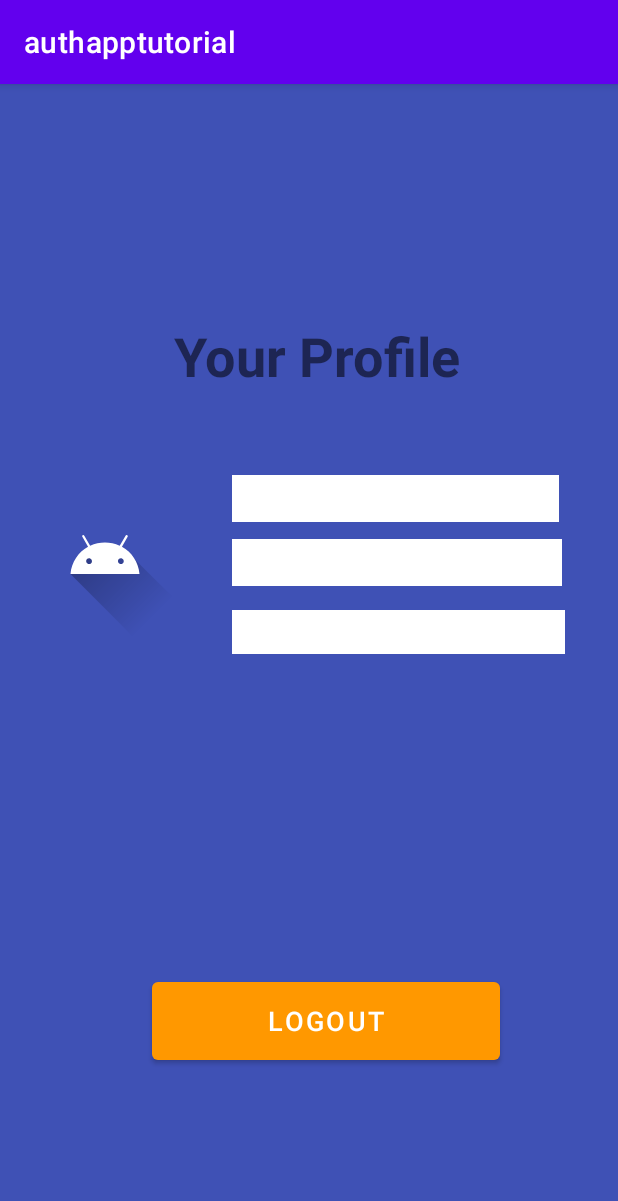
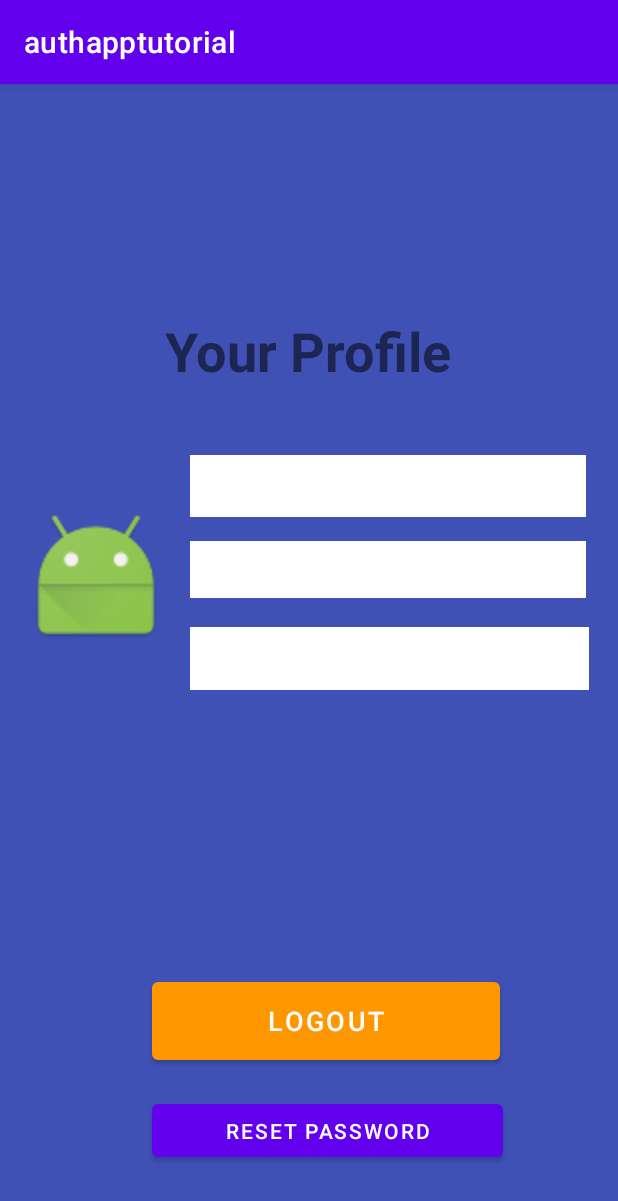
Before and after one commit to yongmei1/chara, an Android app: the screen it shows after launch (MainActivity), on a phone screen of 412 x 824 dp. Shown: the top 1201 px of the screen. Run offline under Robolectric (Android 15) with nearby library versions, the light colour scheme and no system bars; our stand-ins replace Firebase (no records; nobody signed in at launch, a user with empty details on screens opened directly); 2 statements that could not run were skipped.

Commit message:
ability to reset password when logged in - profile page feature

```diff
--- a/app/src/main/java/com/example/authapptutorial/MainActivity.java
+++ b/app/src/main/java/com/example/authapptutorial/MainActivity.java
@@ -1,34 +1,32 @@
 package com.example.authapptutorial;
 
-import androidx.annotation.NonNull;
-import androidx.annotation.Nullable;
+
 import androidx.appcompat.app.AppCompatActivity;
 
+import android.app.AlertDialog;
 import android.content.Intent;
 import android.os.Bundle;
 import android.util.Log;
 import android.view.View;
 import android.widget.Button;
+import android.widget.EditText;
 import android.widget.TextView;
 import android.widget.Toast;
 
-import com.google.android.gms.tasks.OnFailureListener;
-import com.google.android.gms.tasks.OnSuccessListener;
-import com.google.firebase.FirebaseApiNotAvailableException;
 import com.google.firebase.auth.FirebaseAuth;
 import com.google.firebase.auth.FirebaseUser;
 import com.google.firebase.firestore.DocumentReference;
-import com.google.firebase.firestore.DocumentSnapshot;
-import com.google.firebase.firestore.EventListener;
 import com.google.firebase.firestore.FirebaseFirestore;
-import com.google.firebase.firestore.FirebaseFirestoreException;
+
 
 public class MainActivity extends AppCompatActivity {
-    TextView fullName, email,phone, verifyMsg;
+    TextView fullName, email,phone, verifySMS;
     FirebaseAuth fAuth;
     FirebaseFirestore fStore;
     String userId;
-    Button resendCode;
+    Button sendCode;
+    Button resetPassLocal;
+    FirebaseUser user;
 
     @Override
     protected void onCreate(Bundle savedInstanceState) {
@@ -37,47 +35,53 @@ public class MainActivity extends AppCompatActivity {
         phone = findViewById(R.id.profilePhone);
         fullName = findViewById(R.id.profileName);
         email = findViewById(R.id.profileEmail);
+        resetPassLocal = findViewById(R.id.resetPassword);
 
-        resendCode = findViewById(R.id.resendCode);
-        verifyMsg = findViewById(R.id.verifyMsg);
+        sendCode = findViewById(R.id.resendCode);
+        verifySMS = findViewById(R.id.verifyMsg);
 
         fAuth = FirebaseAuth.getInstance();
         fStore =FirebaseFirestore.getInstance();
         userId = fAuth.getCurrentUser().getUid();
-        FirebaseUser user = fAuth.getCurrentUser();
+        user = fAuth.getCurrentUser();
+
         if(!user.isEmailVerified()){
-            verifyMsg.setVisibility(View.VISIBLE);
-            resendCode.setVisibility(View.VISIBLE);
+            verifySMS.setVisibility(View.VISIBLE);
+            sendCode.setVisibility(View.VISIBLE);
 
-            resendCode.setOnClickListener(new View.OnClickListener(){
-                @Override
-                public void onClick(final View v){
-                    user.sendEmailVerification().addOnSuccessListener(new OnSuccessListener<Void>() {
-                        @Override
-                        public void onSuccess(Void aVoid) {
-                            Toast.makeText(v.getContext(),"Verification Email Has Been Sent", Toast.LENGTH_SHORT).show();
-                        }
-                    }).addOnFailureListener(new OnFailureListener() {
-                        @Override
-                        public void onFailure(@NonNull Exception e) {
-                            Log.d("tag","onFailure: Email not sent " + e.getMessage() );
-                        }
-                    });
-                }
-            });
+            sendCode.setOnClickListener(v -> user.sendEmailVerification().addOnSuccessListener(aVoid -> Toast.makeText(v.getContext(),"Verification Email Has Been Sent", Toast.LENGTH_SHORT).show()).addOnFailureListener(e -> Log.d("tag","onFailure: Email not sent " + e.getMessage() )));
         }
 
         DocumentReference documentReference = fStore.collection("users").document(userId);
-        documentReference.addSnapshotListener(this, new EventListener<DocumentSnapshot>() {
-            @Override
-            public void onEvent(@Nullable DocumentSnapshot documentSnapshot, @Nullable FirebaseFirestoreException error) {
-                fullName.setText(documentSnapshot.getString("fName"));
-                email.setText(documentSnapshot.getString("email"));
-                phone.setText(documentSnapshot.getString("phone"));
-            }
+        documentReference.addSnapshotListener(this, (documentSnapshot, error) -> {
+            fullName.setText(documentSnapshot.getString("fName"));
+            email.setText(documentSnapshot.getString("email"));
+            phone.setText(documentSnapshot.getString("phone"));
         });
 
+        resetPassLocal.setOnClickListener(v -> {
+            final EditText resetPassword = new EditText(v.getContext());
+
+            final AlertDialog.Builder passwordResetDialog = new AlertDialog.Builder(v.getContext());
+            passwordResetDialog.setTitle("Reset Password");
+            passwordResetDialog.setMessage("Enter New Password > 6 characters long");
+            passwordResetDialog.setView(resetPassword);
+
+            passwordResetDialog.setPositiveButton("Yes", (dialog, which) -> {
+                //extract the email and send reset link
+                String newPassword = resetPassword.getText().toString();
+                user.updatePassword(newPassword).addOnSuccessListener(aVoid -> Toast.makeText(MainActivity.this,"Password Reset Succesfully", Toast.LENGTH_SHORT).show()).addOnFailureListener(e -> Toast.makeText(MainActivity.this, "Password reset failed", Toast.LENGTH_SHORT).show());
+
+            });
+
+            passwordResetDialog.setNegativeButton("No", (dialog, which) -> {
+                //closes dialog and returns to login page
+            });
+
+            passwordResetDialog.create().show();
+        });
     }
+
 
     public void logout(View view){
         FirebaseAuth.getInstance().signOut();  //logout
--- a/app/src/main/res/layout/activity_main.xml
+++ b/app/src/main/res/layout/activity_main.xml
@@ -2,6 +2,7 @@
 <androidx.constraintlayout.widget.ConstraintLayout xmlns:android="http://schemas.android.com/apk/res/android"
     xmlns:app="http://schemas.android.com/apk/res-auto"
     xmlns:tools="http://schemas.android.com/tools"
+    android:id="@+id/resetPasswordLocal"
     android:layout_width="match_parent"
     android:layout_height="match_parent"
     android:background="#3F51B5"
@@ -17,10 +18,10 @@
         android:textStyle="bold"
         app:layout_constraintBottom_toBottomOf="parent"
         app:layout_constraintEnd_toEndOf="parent"
-        app:layout_constraintHorizontal_bias="0.525"
+        app:layout_constraintHorizontal_bias="0.497"
         app:layout_constraintStart_toStartOf="parent"
         app:layout_constraintTop_toTopOf="parent"
-        app:layout_constraintVertical_bias="0.218" />
+        app:layout_constraintVertical_bias="0.213" />
 
     <Button
         android:id="@+id/button"
@@ -39,59 +40,47 @@
         app:layout_constraintTop_toTopOf="parent"
         app:layout_constraintVertical_bias="0.842" />
 
-    <ImageView
-        android:id="@+id/imageView2"
-        android:layout_width="wrap_content"
-        android:layout_height="wrap_content"
-        app:layout_constraintBottom_toBottomOf="parent"
-        app:layout_constraintEnd_toEndOf="parent"
-        app:layout_constraintHorizontal_bias="0.052"
-        app:layout_constraintStart_toStartOf="parent"
-        app:layout_constraintTop_toTopOf="parent"
-        app:layout_constraintVertical_bias="0.398"
-        app:srcCompat="@drawable/ic_launcher_foreground" />
-
     <TextView
         android:id="@+id/profileName"
-        android:layout_width="218dp"
-        android:layout_height="31dp"
+        android:layout_width="264dp"
+        android:layout_height="41dp"
         android:background="#FFFFFF"
         android:text="Your Name"
         android:textSize="24sp"
         app:layout_constraintBottom_toBottomOf="parent"
         app:layout_constraintEnd_toEndOf="parent"
-        app:layout_constraintHorizontal_bias="0.797"
+        app:layout_constraintHorizontal_bias="0.857"
         app:layout_constraintStart_toStartOf="parent"
         app:layout_constraintTop_toTopOf="parent"
-        app:layout_constraintVertical_bias="0.354" />
+        app:layout_constraintVertical_bias="0.34" />
 
     <TextView
         android:id="@+id/profileEmail"
-        android:layout_width="220dp"
-        android:layout_height="31dp"
+        android:layout_width="264dp"
+        android:layout_height="38dp"
         android:background="#FFFFFF"
         android:text="Your Email Address"
         android:textSize="24sp"
         app:layout_constraintBottom_toBottomOf="parent"
         app:layout_constraintEnd_toEndOf="parent"
-        app:layout_constraintHorizontal_bias="0.806"
+        app:layout_constraintHorizontal_bias="0.857"
         app:layout_constraintStart_toStartOf="parent"
         app:layout_constraintTop_toTopOf="parent"
-        app:layout_constraintVertical_bias="0.412" />
+        app:layout_constraintVertical_bias="0.417" />
 
     <TextView
         android:id="@+id/profilePhone"
-        android:layout_width="222dp"
-        android:layout_height="29dp"
+        android:layout_width="266dp"
+        android:layout_height="42dp"
         android:background="#FFFFFF"
         android:text="Phone Number"
         android:textSize="24sp"
         app:layout_constraintBottom_toBottomOf="parent"
         app:layout_constraintEnd_toEndOf="parent"
-        app:layout_constraintHorizontal_bias="0.814"
+        app:layout_constraintHorizontal_bias="0.868"
         app:layout_constraintStart_toStartOf="parent"
         app:layout_constraintTop_toTopOf="parent"
-        app:layout_constraintVertical_bias="0.475" />
+        app:layout_constraintVertical_bias="0.499" />
 
     <TextView
         android:id="@+id/verifyMsg"
@@ -104,10 +93,10 @@
         android:visibility="invisible"
         app:layout_constraintBottom_toBottomOf="parent"
         app:layout_constraintEnd_toEndOf="parent"
-        app:layout_constraintHorizontal_bias="0.502"
+        app:layout_constraintHorizontal_bias="0.497"
         app:layout_constraintStart_toStartOf="parent"
         app:layout_constraintTop_toTopOf="parent"
-        app:layout_constraintVertical_bias="0.038" />
+        app:layout_constraintVertical_bias="0.037" />
 
     <Button
         android:id="@+id/resendCode"
@@ -121,4 +110,29 @@
         app:layout_constraintStart_toStartOf="parent"
         app:layout_constraintTop_toTopOf="@+id/verifyMsg"
         app:layout_constraintVertical_bias="0.048" />
+
+    <ImageView
+        android:id="@+id/imageView3"
+        android:layout_width="96dp"
+        android:layout_height="100dp"
+        app:layout_constraintBottom_toBottomOf="parent"
+        app:layout_constraintEnd_toEndOf="parent"
+        app:layout_constraintHorizontal_bias="0.05"
+        app:layout_constraintStart_toStartOf="parent"
+        app:layout_constraintTop_toTopOf="parent"
+        app:layout_constraintVertical_bias="0.416"
+        app:srcCompat="@android:mipmap/sym_def_app_icon" />
+
+    <Button
+        android:id="@+id/resetPassword"
+        android:layout_width="234dp"
+        android:layout_height="47dp"
+        android:text="Reset password"
+        app:layout_constraintBottom_toBottomOf="parent"
+        app:layout_constraintEnd_toEndOf="parent"
+        app:layout_constraintHorizontal_bias="0.57"
+        app:layout_constraintStart_toStartOf="parent"
+        app:layout_constraintTop_toTopOf="@+id/verifyMsg"
+        app:layout_constraintVertical_bias="0.933" />
+
 </androidx.constraintlayout.widget.ConstraintLayout>
```
Also changed, not shown: app/src/main/java/com/example/authapptutorial/Login.java (+5 -25 lines).
